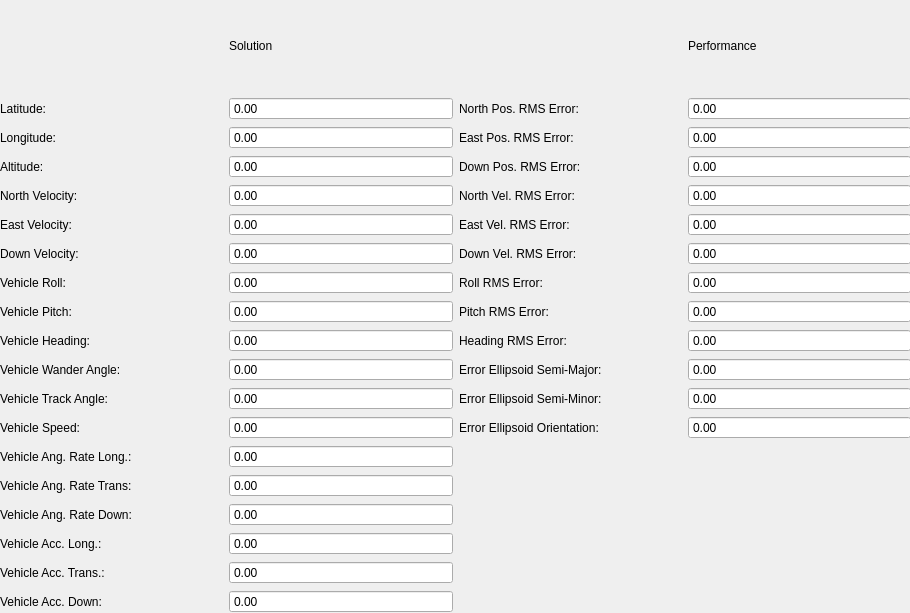
Before: the Qt Designer form src/lib/visualization/NavigationControl.ui in jmaye/libposlv, drawn with Qt 5.
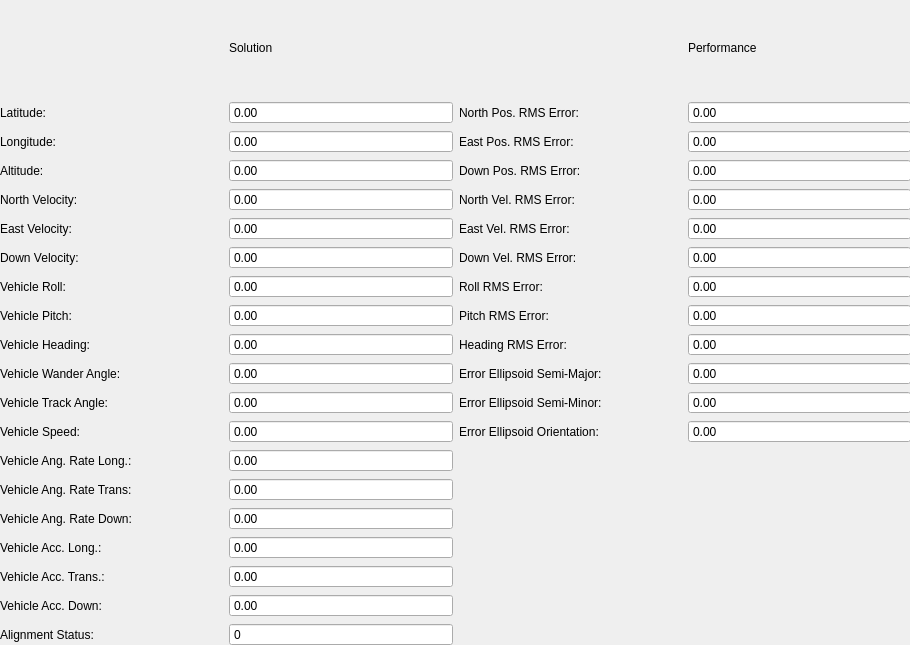
After: the same form once the commit is applied.

```diff
--- a/src/lib/visualization/NavigationControl.ui
+++ b/src/lib/visualization/NavigationControl.ui
@@ -7,7 +7,7 @@
     <x>0</x>
     <y>0</y>
     <width>910</width>
-    <height>613</height>
+    <height>645</height>
    </rect>
   </property>
   <property name="windowTitle">
@@ -19,7 +19,7 @@
      <x>0</x>
      <y>0</y>
      <width>911</width>
-     <height>613</height>
+     <height>646</height>
     </rect>
    </property>
    <layout class="QGridLayout" name="navigationLayout">
@@ -544,6 +544,23 @@
       </property>
      </widget>
     </item>
+    <item row="20" column="0">
+     <widget class="QLabel" name="alignmentLabel">
+      <property name="text">
+       <string>Alignment Status:</string>
+      </property>
+     </widget>
+    </item>
+    <item row="20" column="1">
+     <widget class="QSpinBox" name="alignmentSpinBox">
+      <property name="readOnly">
+       <bool>true</bool>
+      </property>
+      <property name="buttonSymbols">
+       <enum>QAbstractSpinBox::NoButtons</enum>
+      </property>
+     </widget>
+    </item>
    </layout>
   </widget>
  </widget>
```
Left out of the diff: 2 changed lines with no effect on the pictures.
